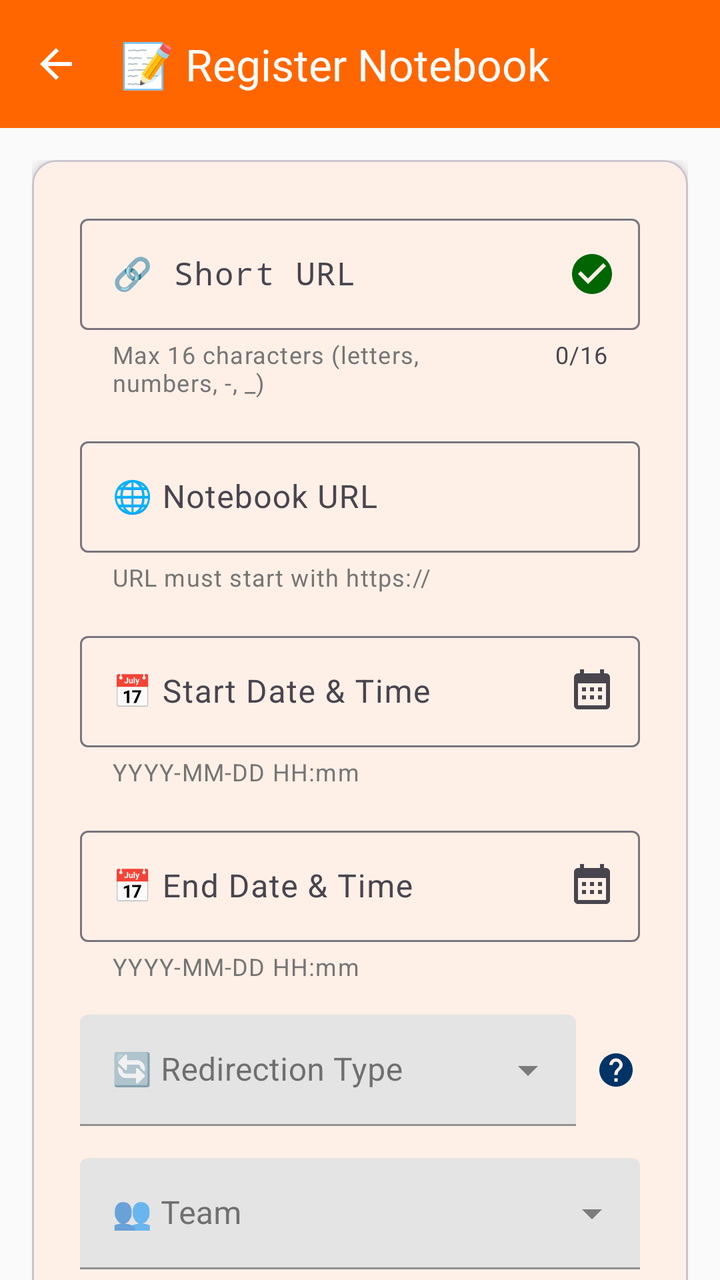
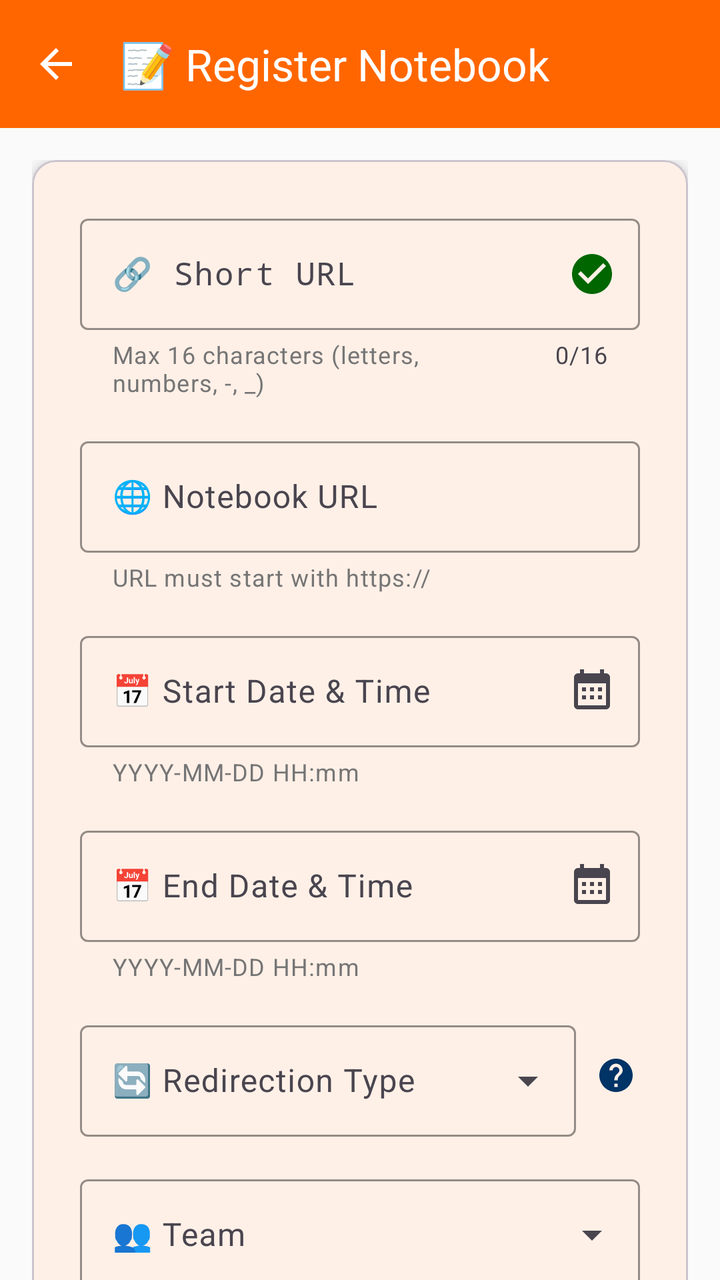

An Android layout rendered at two revisions. The XML below is the earlier revision; the diff shows what the commit changed to produce the second picture.
<!-- AndroidManifest.xml: activity theme AppTheme.NoActionBar -->
<!-- res/layout/activity_register_notebook.xml -->
<?xml version="1.0" encoding="utf-8"?>

<androidx.coordinatorlayout.widget.CoordinatorLayout xmlns:android="http://schemas.android.com/apk/res/android"
    xmlns:app="http://schemas.android.com/apk/res-auto"
    xmlns:tools="http://schemas.android.com/tools"
    android:layout_width="match_parent"
    android:layout_height="match_parent"
    android:background="@color/background_light"
    tools:context=".ui.register.RegisterNotebookActivity">

    
    <com.google.android.material.appbar.AppBarLayout
        android:id="@+id/appBarLayout"
        android:background="@color/vex_orange"
        android:layout_width="match_parent"
        android:layout_height="wrap_content"
        android:theme="@style/ThemeOverlay.Material3.Dark.ActionBar">

        <com.google.android.material.appbar.MaterialToolbar
            android:id="@+id/toolbar"
            android:layout_width="match_parent"
            android:layout_height="?attr/actionBarSize"
            android:background="@color/vex_orange"
            app:title="@string/register_notebook"
            app:titleTextColor="@color/white"
            app:navigationIcon="@drawable/ic_arrow_back"
            app:navigationIconTint="@color/white" />

    </com.google.android.material.appbar.AppBarLayout>

    
    <androidx.core.widget.NestedScrollView
        android:id="@+id/contentContainer"
        android:layout_width="match_parent"
        android:layout_height="match_parent"
        app:layout_behavior="@string/appbar_scrolling_view_behavior">

        <LinearLayout
            android:layout_width="match_parent"
            android:layout_height="wrap_content"
            android:orientation="vertical"
            android:padding="@dimen/padding_medium">

            
            <com.google.android.material.card.MaterialCardView
                android:layout_width="match_parent"
                android:layout_height="wrap_content"
                android:layout_marginBottom="@dimen/margin_medium"
                app:cardBackgroundColor="@color/white"
                app:cardCornerRadius="@dimen/card_corner_radius"
                app:cardElevation="@dimen/card_elevation">

                <LinearLayout
                    android:layout_width="match_parent"
                    android:layout_height="wrap_content"
                    android:orientation="vertical"
                    android:padding="@dimen/padding_large">

                    
                    <com.google.android.material.textfield.TextInputLayout
                        android:id="@+id/tilShortUrl"
                        android:layout_width="match_parent"
                        android:layout_height="wrap_content"
                        android:layout_marginBottom="@dimen/margin_medium"
                        android:hint="@string/short_url_hint"
                        app:helperText="@string/short_url_helper_text"
                        app:helperTextTextColor="@color/text_secondary"
                        app:counterEnabled="true"
                        app:counterMaxLength="16"
                        app:endIconMode="custom"
                        app:endIconDrawable="@drawable/ic_check"
                        app:endIconTint="@color/green"
                        app:endIconContentDescription="@string/short_url_available">

                        <com.google.android.material.textfield.TextInputEditText
                            android:id="@+id/etShortUrl"
                            android:layout_width="match_parent"
                            android:layout_height="wrap_content"
                            android:inputType="textNoSuggestions"
                            android:maxLength="16"
                            android:singleLine="true"
                            android:fontFamily="monospace" />

                    </com.google.android.material.textfield.TextInputLayout>

                    
                    <com.google.android.material.textfield.TextInputLayout
                        android:id="@+id/tilNotebookUrl"
                        android:layout_width="match_parent"
                        android:layout_height="wrap_content"
                        android:layout_marginBottom="@dimen/margin_medium"
                        android:hint="@string/notebook_url_hint"
                        app:helperText="@string/url_must_start_https"
                        app:helperTextTextColor="@color/text_secondary">

                        <com.google.android.material.textfield.TextInputEditText
                            android:id="@+id/etNotebookUrl"
                            android:layout_width="match_parent"
                            android:layout_height="wrap_content"
                            android:inputType="textUri"
                            android:singleLine="true" />

                    </com.google.android.material.textfield.TextInputLayout>

                    
                    <com.google.android.material.textfield.TextInputLayout
                        android:id="@+id/tilStartDate"
                        android:layout_width="match_parent"
                        android:layout_height="wrap_content"
                        android:layout_marginBottom="@dimen/margin_medium"
                        android:hint="@string/start_date_time_hint"
                        app:helperText="@string/date_format_helper"
                        app:helperTextTextColor="@color/text_secondary"
                        app:endIconMode="custom"
                        app:endIconDrawable="@drawable/ic_calendar"
                        app:endIconContentDescription="@string/pick_date_description">

                        <com.google.android.material.textfield.TextInputEditText
                            android:id="@+id/etStartDate"
                            android:layout_width="match_parent"
                            android:layout_height="wrap_content"
                            android:focusable="false"
                            android:clickable="true"
                            android:inputType="none" />

                    </com.google.android.material.textfield.TextInputLayout>

                    
                    <com.google.android.material.textfield.TextInputLayout
                        android:id="@+id/tilEndDate"
                        android:layout_width="match_parent"
                        android:layout_height="wrap_content"
                        android:layout_marginBottom="@dimen/margin_medium"
                        android:hint="@string/end_date_time_hint"
                        app:helperText="@string/date_format_helper"
                        app:helperTextTextColor="@color/text_secondary"
                        app:endIconMode="custom"
                        app:endIconDrawable="@drawable/ic_calendar"
                        app:endIconContentDescription="@string/pick_date_description">

                        <com.google.android.material.textfield.TextInputEditText
                            android:id="@+id/etEndDate"
                            android:layout_width="match_parent"
                            android:layout_height="wrap_content"
                            android:focusable="false"
                            android:clickable="true"
                            android:inputType="none" />

                    </com.google.android.material.textfield.TextInputLayout>

                    
                    <LinearLayout
                        android:layout_width="match_parent"
                        android:layout_height="wrap_content"
                        android:layout_marginBottom="@dimen/margin_medium"
                        android:orientation="horizontal"
                        android:gravity="center_vertical">

                        <com.google.android.material.textfield.TextInputLayout
                            android:id="@+id/tilRedirectionType"
                            style="@style/Widget.MaterialComponents.TextInputLayout.FilledBox.ExposedDropdownMenu"
                            android:layout_width="0dp"
                            android:layout_height="wrap_content"
                            android:layout_weight="1"
                            android:hint="@string/redirection_type_hint">

                            <AutoCompleteTextView
                                android:id="@+id/actvRedirectionType"
                                android:layout_width="match_parent"
                                android:layout_height="wrap_content"
                                android:inputType="none"
                                android:focusable="false" />

                        </com.google.android.material.textfield.TextInputLayout>

                        
                        <ImageView
                            android:id="@+id/ivRedirectionTypeHelp"
                            android:layout_width="24dp"
                            android:layout_height="24dp"
                            android:layout_marginStart="8dp"
                            android:src="@drawable/ic_help_outline"
                            android:background="?attr/selectableItemBackgroundBorderless"
                            android:padding="2dp"
                            android:contentDescription="@string/help_redirection_type"
                            app:tint="@color/vex_blue" />

                    </LinearLayout>

                    
                    <com.google.android.material.textfield.TextInputLayout
                        android:id="@+id/tilTeam"
                        style="@style/Widget.MaterialComponents.TextInputLayout.FilledBox.ExposedDropdownMenu"
                        android:layout_width="match_parent"
                        android:layout_height="wrap_content"
                        android:layout_marginBottom="@dimen/margin_medium"
                        android:hint="@string/team_hint">

                        <AutoCompleteTextView
                            android:id="@+id/actvTeam"
                            android:layout_width="match_parent"
                            android:layout_height="wrap_content"
                            android:inputType="none"
                            android:focusable="false" />

                    </com.google.android.material.textfield.TextInputLayout>

                    
                    <com.google.android.material.checkbox.MaterialCheckBox
                        android:id="@+id/cbPreventMobileViewing"
                        android:layout_width="match_parent"
                        android:layout_height="wrap_content"
                        android:layout_marginBottom="@dimen/margin_large"
                        android:text="@string/prevent_mobile_viewing"
                        android:textColor="@color/text_primary"
                        android:textSize="16sp"
                        app:buttonTint="@color/vex_orange" />

                    
                    <LinearLayout
                        android:layout_width="match_parent"
                        android:layout_height="wrap_content"
                        android:orientation="horizontal"
                        android:gravity="end">

                        <com.google.android.material.button.MaterialButton
                            android:id="@+id/btnCancel"
                            style="@style/Widget.Material3.Button.OutlinedButton"
                            android:layout_width="wrap_content"
                            android:layout_height="@dimen/button_height"
                            android:layout_marginEnd="@dimen/margin_medium"
                            android:text="@string/cancel_button_text"
                            android:textColor="@color/text_secondary"
                            app:strokeColor="@color/text_secondary" />

                        <com.google.android.material.button.MaterialButton
                            android:id="@+id/btnRegister"
                            android:layout_width="wrap_content"
                            android:layout_height="@dimen/button_height"
                            android:text="@string/register_button_text"
                            android:textColor="@color/white"
                            app:backgroundTint="@color/vex_orange" />

                    </LinearLayout>

                </LinearLayout>

            </com.google.android.material.card.MaterialCardView>

        </LinearLayout>

    </androidx.core.widget.NestedScrollView>

    
    <com.google.android.material.progressindicator.CircularProgressIndicator
        android:id="@+id/progressBar"
        android:layout_width="wrap_content"
        android:layout_height="wrap_content"
        android:layout_gravity="center"
        android:indeterminate="true"
        android:visibility="gone"
        app:indicatorColor="@color/vex_orange"
        tools:visibility="visible" />

</androidx.coordinatorlayout.widget.CoordinatorLayout>
<!-- resources referenced by this layout -->
<resources>
  <color name="background_light">#FAFAFA</color>
  <color name="green">#006600</color>
  <color name="text_primary">#212121</color>
  <color name="text_secondary">#757575</color>
  <color name="vex_blue">#003366</color>
  <color name="vex_orange">#FF6600</color>
  <color name="white">#FFFFFF</color>
  <dimen name="button_height">56dp</dimen>
  <dimen name="card_corner_radius">12dp</dimen>
  <dimen name="card_elevation">4dp</dimen>
  <dimen name="margin_large">24dp</dimen>
  <dimen name="margin_medium">16dp</dimen>
  <dimen name="padding_large">24dp</dimen>
  <dimen name="padding_medium">16dp</dimen>
  <!-- drawable ic_arrow_back (drawable) -->
  <vector xmlns:android="http://schemas.android.com/apk/res/android"
      android:width="24dp"
      android:height="24dp"
      android:viewportWidth="24"
      android:viewportHeight="24"
      android:tint="?attr/colorOnPrimary"
      android:autoMirrored="true">
      <path
          android:fillColor="@android:color/white"
          android:pathData="M20,11H7.83l5.59,-5.59L12,4l-8,8 8,8 1.41,-1.41L7.83,13H20v-2z"/>
  </vector>
  <!-- drawable ic_check (drawable) -->
  <vector xmlns:android="http://schemas.android.com/apk/res/android"
      android:width="24dp"
      android:height="24dp"
      android:viewportWidth="24"
      android:viewportHeight="24"
      android:tint="?attr/colorOnSurface">
      <path
          android:fillColor="@android:color/white"
          android:pathData="M12,2C6.48,2 2,6.48 2,12s4.48,10 10,10 10,-4.48 10,-10S17.52,2 12,2zM10,17l-5,-5 1.41,-1.41L10,14.17l7.59,-7.59L19,8l-9,9z"/>
  </vector>
  <!-- drawable ic_help_outline (drawable) -->
  <vector xmlns:android="http://schemas.android.com/apk/res/android"
      android:width="24dp"
      android:height="24dp"
      android:viewportWidth="24"
      android:viewportHeight="24"
      android:tint="?attr/colorOnSurface">
  
      <path
          android:fillColor="@android:color/white"
          android:pathData="M12,2C6.48,2 2,6.48 2,12s4.48,10 10,10 10,-4.48 10,-10S17.52,2 12,2zM13,19h-2v-2h2v2zM15.07,11.25l-0.9,0.92C13.45,12.9 13,13.5 13,15h-2v-0.5c0,-1.1 0.45,-2.1 1.17,-2.83l1.24,-1.26c0.37,-0.36 0.59,-0.86 0.59,-1.41 0,-1.1 -0.9,-2 -2,-2s-2,0.9 -2,2L8,9c0,-2.21 1.79,-4 4,-4s4,1.79 4,4c0,0.88 -0.36,1.68 -0.93,2.25z"/>
  </vector>
  <string name="cancel_button_text">❌ Cancel</string>
  <string name="date_format_helper">YYYY-MM-DD HH:mm</string>
  <string name="end_date_time_hint">📅 End Date &amp; Time</string>
  <string name="help_redirection_type">Help for redirection type selection</string>
  <string name="notebook_url_hint">🌐 Notebook URL</string>
  <string name="pick_date_description">Pick date</string>
  <string name="prevent_mobile_viewing">📱 Prevent Viewing on Mobile Devices</string>
  <string name="redirection_type_hint">🔄 Redirection Type</string>
  <string name="register_button_text">✅ Register</string>
  <string name="register_notebook">📝 Register Notebook</string>
  <string name="short_url_available">Available</string>
  <string name="short_url_helper_text">Max 16 characters (letters, numbers, -, _)</string>
  <string name="short_url_hint">🔗 Short URL</string>
  <string name="start_date_time_hint">📅 Start Date &amp; Time</string>
  <string name="team_hint">👥 Team</string>
  <string name="url_must_start_https">URL must start with https://</string>
  <style name="AppTheme.NoActionBar" parent="Theme.Material3.DayNight.NoActionBar">
          <item name="colorPrimary">@color/vex_orange</item>
          <item name="colorOnPrimary">@color/white</item>
          <item name="colorSecondary">@color/vex_blue</item>
          <item name="colorOnSecondary">@color/white</item>
          <item name="colorSurface">@color/white</item>
          <item name="colorOnSurface">@color/text_primary</item>
          
          
      </style>
  <!-- unchanged entries left out for length: 1 -->
</resources>

<!-- the commit's change to res/layout/activity_register_notebook.xml (unified diff, before → after) -->
@@ -59,10 +59,12 @@
                     
                     <com.google.android.material.textfield.TextInputLayout
                         android:id="@+id/tilShortUrl"
+                        style="@style/Widget.Material3.TextInputLayout.OutlinedBox"
                         android:layout_width="match_parent"
                         android:layout_height="wrap_content"
                         android:layout_marginBottom="@dimen/margin_medium"
                         android:hint="@string/short_url_hint"
+                        app:boxStrokeColor="@color/vex_orange"
                         app:helperText="@string/short_url_helper_text"
                         app:helperTextTextColor="@color/text_secondary"
                         app:counterEnabled="true"
@@ -86,10 +88,12 @@
                     
                     <com.google.android.material.textfield.TextInputLayout
                         android:id="@+id/tilNotebookUrl"
+                        style="@style/Widget.Material3.TextInputLayout.OutlinedBox"
                         android:layout_width="match_parent"
                         android:layout_height="wrap_content"
                         android:layout_marginBottom="@dimen/margin_medium"
                         android:hint="@string/notebook_url_hint"
+                        app:boxStrokeColor="@color/vex_orange"
                         app:helperText="@string/url_must_start_https"
                         app:helperTextTextColor="@color/text_secondary">
 
@@ -105,10 +109,12 @@
                     
                     <com.google.android.material.textfield.TextInputLayout
                         android:id="@+id/tilStartDate"
+                        style="@style/Widget.Material3.TextInputLayout.OutlinedBox"
                         android:layout_width="match_parent"
                         android:layout_height="wrap_content"
                         android:layout_marginBottom="@dimen/margin_medium"
                         android:hint="@string/start_date_time_hint"
+                        app:boxStrokeColor="@color/vex_orange"
                         app:helperText="@string/date_format_helper"
                         app:helperTextTextColor="@color/text_secondary"
                         app:endIconMode="custom"
@@ -128,10 +134,12 @@
                     
                     <com.google.android.material.textfield.TextInputLayout
                         android:id="@+id/tilEndDate"
+                        style="@style/Widget.Material3.TextInputLayout.OutlinedBox"
                         android:layout_width="match_parent"
                         android:layout_height="wrap_content"
                         android:layout_marginBottom="@dimen/margin_medium"
                         android:hint="@string/end_date_time_hint"
+                        app:boxStrokeColor="@color/vex_orange"
                         app:helperText="@string/date_format_helper"
                         app:helperTextTextColor="@color/text_secondary"
                         app:endIconMode="custom"
@@ -158,11 +166,12 @@
 
                         <com.google.android.material.textfield.TextInputLayout
                             android:id="@+id/tilRedirectionType"
-                            style="@style/Widget.MaterialComponents.TextInputLayout.FilledBox.ExposedDropdownMenu"
+                            style="@style/Widget.Material3.TextInputLayout.OutlinedBox.ExposedDropdownMenu"
                             android:layout_width="0dp"
                             android:layout_height="wrap_content"
                             android:layout_weight="1"
-                            android:hint="@string/redirection_type_hint">
+                            android:hint="@string/redirection_type_hint"
+                            app:boxStrokeColor="@color/vex_orange">
 
                             <AutoCompleteTextView
                                 android:id="@+id/actvRedirectionType"
@@ -190,11 +199,12 @@
                     
                     <com.google.android.material.textfield.TextInputLayout
                         android:id="@+id/tilTeam"
-                        style="@style/Widget.MaterialComponents.TextInputLayout.FilledBox.ExposedDropdownMenu"
-                        android:layout_width="match_parent"
-                        android:layout_height="wrap_content"
-                        android:layout_marginBottom="@dimen/margin_medium"
-                        android:hint="@string/team_hint">
+                        style="@style/Widget.Material3.TextInputLayout.OutlinedBox.ExposedDropdownMenu"
+                        android:layout_width="match_parent"
+                        android:layout_height="wrap_content"
+                        android:layout_marginBottom="@dimen/margin_medium"
+                        android:hint="@string/team_hint"
+                        app:boxStrokeColor="@color/vex_orange">
 
                         <AutoCompleteTextView
                             android:id="@+id/actvTeam"
